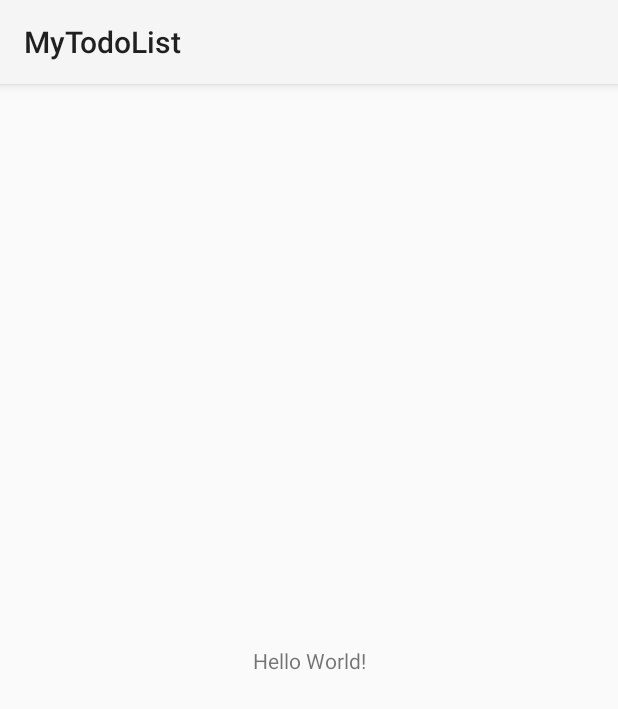
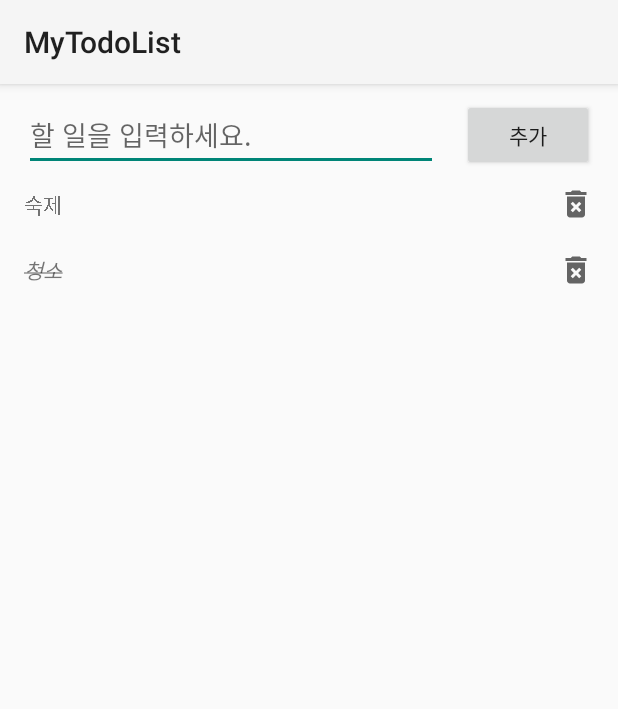
Before and after one commit to ara-zo/AndroidMyTodoList, an Android app: the screen it shows after launch (MainActivity), on a phone screen of 412 x 824 dp. Shown: the top 709 px of the screen. Run offline under Robolectric (Android 15) with nearby library versions, the phone set to English and light mode, and no system bars.

Commit message:
:sparkles: todo 리스트 추가, 삭제, 완료 기능

```diff
--- a/app/build.gradle
+++ b/app/build.gradle
@@ -29,6 +29,11 @@ android {
     kotlinOptions {
         jvmTarget = '1.8'
     }
+
+    // viewBinding 추가
+    viewBinding {
+        enabled = true
+    }
 }
 
 dependencies {
--- a/app/src/main/java/com/arazo/mytodolist/MainActivity.kt
+++ b/app/src/main/java/com/arazo/mytodolist/MainActivity.kt
@@ -1,11 +1,114 @@
 package com.arazo.mytodolist
 
+import android.graphics.Paint
+import android.graphics.Typeface
 import androidx.appcompat.app.AppCompatActivity
 import android.os.Bundle
+import android.view.LayoutInflater
+import android.view.ViewGroup
+import androidx.recyclerview.widget.LinearLayoutManager
+import androidx.recyclerview.widget.RecyclerView
+import com.arazo.mytodolist.databinding.ActivityMainBinding
+import com.arazo.mytodolist.databinding.ItemTodoBinding
 
 class MainActivity : AppCompatActivity() {
+	private lateinit var binding: ActivityMainBinding
+
+	private val data = arrayListOf<Todo>()
+
 	override fun onCreate(savedInstanceState: Bundle?) {
 		super.onCreate(savedInstanceState)
-		setContentView(R.layout.activity_main)
+		binding = ActivityMainBinding.inflate(layoutInflater)
+		val view = binding.root
+
+		data.add(Todo("숙제", false))
+		data.add(Todo("청소", true))
+
+		binding.containerRecyclerView.apply {
+			layoutManager = LinearLayoutManager(this@MainActivity)
+			adapter = TodoAdapter(data,
+				onClickDeleteIcon = {
+					deleteTodo(it)
+				},
+				onClickItem = {
+					toggleTodo(it)
+				}
+			)
+		}
+
+		binding.btnAdd.setOnClickListener {
+			addTodo()
+		}
+
+		setContentView(view)
+	}
+
+	private fun toggleTodo(todo: Todo) {
+		todo.isDone = !todo.isDone
+		binding.containerRecyclerView.adapter?.notifyDataSetChanged()
+	}
+
+	private fun addTodo() {
+		val todo = Todo(binding.etText.text.toString())
+		data.add(todo)
+		binding.containerRecyclerView.adapter?.notifyDataSetChanged()
+	}
+
+	private fun deleteTodo(todo: Todo) {
+		data.remove(todo)
+		binding.containerRecyclerView.adapter?.notifyDataSetChanged()
 	}
 }
+
+data class Todo(
+	val text: String,
+	var isDone: Boolean = false,
+)
+
+class TodoAdapter(
+	private val myDataset: List<Todo>,
+	val onClickDeleteIcon: (todo: Todo) -> Unit, // input이 하나고 output이 없는 함수
+	val onClickItem: (todo: Todo) -> Unit,
+) :
+	RecyclerView.Adapter<TodoAdapter.TodoViewHolder>() {
+
+	class TodoViewHolder(val binding: ItemTodoBinding) : RecyclerView.ViewHolder(binding.root)
+
+	override fun onCreateViewHolder(viewGroup: ViewGroup, viewType: Int): TodoViewHolder {
+		val view = LayoutInflater.from(viewGroup.context)
+			.inflate(R.layout.item_todo, viewGroup, false)
+
+		return TodoViewHolder(ItemTodoBinding.bind(view))
+	}
+
+	override fun onBindViewHolder(viewHolder: TodoViewHolder, position: Int) {
+		val todo = myDataset[position]
+		viewHolder.binding.etTodo.text = todo.text
+
+		when (todo.isDone) {
+			true -> {
+				viewHolder.binding.etTodo.apply {
+					paintFlags = paintFlags or Paint.STRIKE_THRU_TEXT_FLAG
+					setTypeface(null, Typeface.ITALIC)
+				}
+			}
+			else -> {
+				viewHolder.binding.etTodo.apply {
+					paintFlags = 0
+					setTypeface(null, Typeface.NORMAL)
+				}
+			}
+		}
+
+		viewHolder.binding.deleteBtn.setOnClickListener {
+			onClickDeleteIcon.invoke(todo)
+		}
+
+		viewHolder.binding.root.setOnClickListener {
+			// .invoke() : 이 함수를 실행
+			onClickItem.invoke(todo)
+		}
+	}
+
+	override fun getItemCount() = myDataset.size
+}
--- /dev/null
+++ b/app/src/main/res/drawable/ic_baseline_delete_forever_24.xml
@@ -0,0 +1,10 @@
+<vector xmlns:android="http://schemas.android.com/apk/res/android"
+    android:width="24dp"
+    android:height="24dp"
+    android:viewportWidth="24"
+    android:viewportHeight="24"
+    android:tint="?attr/colorControlNormal">
+  <path
+      android:fillColor="@android:color/white"
+      android:pathData="M6,19c0,1.1 0.9,2 2,2h8c1.1,0 2,-0.9 2,-2L18,7L6,7v12zM8.46,11.88l1.41,-1.41L12,12.59l2.12,-2.12 1.41,1.41L13.41,14l2.12,2.12 -1.41,1.41L12,15.41l-2.12,2.12 -1.41,-1.41L10.59,14l-2.13,-2.12zM15.5,4l-1,-1h-5l-1,1L5,4v2h14L19,4z"/>
+</vector>
--- a/app/src/main/res/layout/activity_main.xml
+++ b/app/src/main/res/layout/activity_main.xml
@@ -4,15 +4,38 @@
     xmlns:tools="http://schemas.android.com/tools"
     android:layout_width="match_parent"
     android:layout_height="match_parent"
+    android:paddingHorizontal="16dp"
     tools:context=".MainActivity">
 
-    <TextView
+    <EditText
+        android:id="@+id/et_text"
+        android:layout_width="0dp"
+        android:layout_height="wrap_content"
+        android:layout_marginVertical="10dp"
+        android:layout_marginEnd="16dp"
+        android:hint="할 일을 입력하세요."
+        android:inputType="text"
+        app:layout_constraintEnd_toStartOf="@+id/btn_add"
+        app:layout_constraintStart_toStartOf="parent"
+        app:layout_constraintTop_toTopOf="parent" />
+
+    <Button
+        android:id="@+id/btn_add"
         android:layout_width="wrap_content"
         android:layout_height="wrap_content"
-        android:text="Hello World!"
+        android:text="추가"
+        app:layout_constraintBottom_toBottomOf="@+id/et_text"
+        app:layout_constraintEnd_toEndOf="parent"
+        app:layout_constraintTop_toTopOf="@id/et_text" />
+
+    <androidx.recyclerview.widget.RecyclerView
+        android:id="@+id/container_recycler_view"
+        android:layout_width="match_parent"
+        android:layout_height="0dp"
         app:layout_constraintBottom_toBottomOf="parent"
-        app:layout_constraintLeft_toLeftOf="parent"
-        app:layout_constraintRight_toRightOf="parent"
-        app:layout_constraintTop_toTopOf="parent" />
+        app:layout_constraintEnd_toEndOf="parent"
+        app:layout_constraintStart_toStartOf="parent"
+        app:layout_constraintTop_toBottomOf="@+id/et_text"
+        tools:listitem="@layout/item_todo" />
 
 </androidx.constraintlayout.widget.ConstraintLayout>
--- /dev/null
+++ b/app/src/main/res/layout/item_todo.xml
@@ -0,0 +1,30 @@
+<?xml version="1.0" encoding="utf-8"?>
+<androidx.constraintlayout.widget.ConstraintLayout xmlns:android="http://schemas.android.com/apk/res/android"
+    xmlns:app="http://schemas.android.com/apk/res-auto"
+    xmlns:tools="http://schemas.android.com/tools"
+    android:layout_width="match_parent"
+    android:layout_height="wrap_content">
+
+    <TextView
+        android:id="@+id/et_todo"
+        android:layout_width="0dp"
+        android:layout_height="wrap_content"
+        android:layout_marginEnd="10dp"
+        app:layout_constraintBottom_toBottomOf="parent"
+        app:layout_constraintEnd_toStartOf="@+id/delete_btn"
+        app:layout_constraintStart_toStartOf="parent"
+        app:layout_constraintTop_toTopOf="parent"
+        tools:text="테스트입니다." />
+
+
+    <ImageView
+        android:id="@+id/delete_btn"
+        android:layout_width="wrap_content"
+        android:layout_height="wrap_content"
+        android:layout_marginVertical="10dp"
+        android:src="@drawable/ic_baseline_delete_forever_24"
+        app:layout_constraintBottom_toBottomOf="parent"
+        app:layout_constraintEnd_toEndOf="parent"
+        app:layout_constraintTop_toTopOf="parent" />
+
+</androidx.constraintlayout.widget.ConstraintLayout>
```
